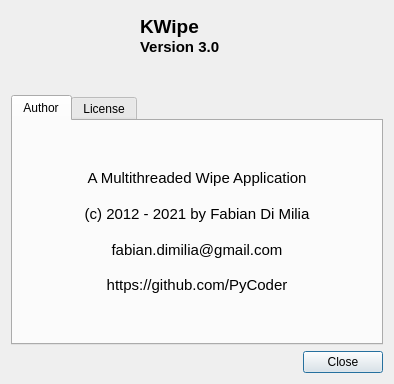
Before: the Qt Designer form share/kwipe/Ui/about.ui in PyCoder/KWipe, drawn with Qt 5.
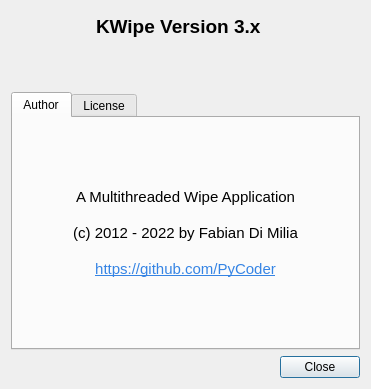
After: the same form once the commit is applied. Icons and pictures are not drawn.

```diff
--- a/share/kwipe/Ui/about.ui
+++ b/share/kwipe/Ui/about.ui
@@ -6,8 +6,8 @@
    <rect>
     <x>0</x>
     <y>0</y>
-    <width>394</width>
-    <height>384</height>
+    <width>371</width>
+    <height>389</height>
    </rect>
   </property>
   <property name="sizePolicy">
@@ -16,18 +16,6 @@
     <verstretch>0</verstretch>
    </sizepolicy>
   </property>
-  <property name="minimumSize">
-   <size>
-    <width>394</width>
-    <height>384</height>
-   </size>
-  </property>
-  <property name="maximumSize">
-   <size>
-    <width>394</width>
-    <height>384</height>
-   </size>
-  </property>
   <property name="contextMenuPolicy">
    <enum>Qt::DefaultContextMenu</enum>
   </property>
@@ -40,14 +28,16 @@
   </property>
   <layout class="QVBoxLayout" name="verticalLayout_3">
    <item>
+    <layout class="QVBoxLayout" name="verticalLayout_2">
+     <item>
     <layout class="QHBoxLayout" name="horizontalLayout">
-     <property name="spacing">
-      <number>50</number>
-     </property>
      <item>
       <widget class="QLabel" name="label">
+         <property name="enabled">
+          <bool>true</bool>
+         </property>
        <property name="sizePolicy">
-        <sizepolicy hsizetype="Preferred" vsizetype="Preferred">
+          <sizepolicy hsizetype="Minimum" vsizetype="Preferred">
          <horstretch>0</horstretch>
          <verstretch>0</verstretch>
         </sizepolicy>
@@ -61,7 +51,7 @@
        <property name="maximumSize">
         <size>
          <width>75</width>
-         <height>16777215</height>
+           <height>75</height>
         </size>
        </property>
        <property name="text">
@@ -80,6 +70,18 @@
        <property name="enabled">
         <bool>true</bool>
        </property>
+         <property name="sizePolicy">
+          <sizepolicy hsizetype="Preferred" vsizetype="Preferred">
+           <horstretch>0</horstretch>
+           <verstretch>0</verstretch>
+          </sizepolicy>
+         </property>
+         <property name="maximumSize">
+          <size>
+           <width>16777215</width>
+           <height>75</height>
+          </size>
+         </property>
        <property name="palette">
         <palette>
          <active>
@@ -125,8 +127,7 @@
 &lt;html&gt;&lt;head&gt;&lt;meta name=&quot;qrichtext&quot; content=&quot;1&quot; /&gt;&lt;style type=&quot;text/css&quot;&gt;
 p, li { white-space: pre-wrap; }
 &lt;/style&gt;&lt;/head&gt;&lt;body style=&quot; font-family:'DejaVu Sans'; font-size:12pt; font-weight:400; font-style:normal;&quot;&gt;
-&lt;p style=&quot; margin-top:0px; margin-bottom:0px; margin-left:0px; margin-right:0px; -qt-block-indent:0; text-indent:0px;&quot;&gt;&lt;span style=&quot; font-family:'Sans Serif'; font-size:14pt; font-weight:600;&quot;&gt;KWipe&lt;/span&gt;&lt;/p&gt;
-&lt;p style=&quot; margin-top:0px; margin-bottom:0px; margin-left:0px; margin-right:0px; -qt-block-indent:0; text-indent:0px;&quot;&gt;&lt;span style=&quot; font-family:'Sans Serif'; font-size:11pt; font-weight:600;&quot;&gt;Version 3.0&lt;/span&gt;&lt;/p&gt;&lt;/body&gt;&lt;/html&gt;</string>
+&lt;p style=&quot; margin-top:0px; margin-bottom:0px; margin-left:0px; margin-right:0px; -qt-block-indent:0; text-indent:0px;&quot;&gt;&lt;span style=&quot; font-family:'Sans Serif'; font-size:14pt; font-weight:600;&quot;&gt;KWipe Version 3.x&lt;/span&gt;&lt;/p&gt;&lt;/body&gt;&lt;/html&gt;</string>
        </property>
       </widget>
      </item>
@@ -149,6 +150,9 @@
      <property name="mouseTracking">
       <bool>false</bool>
      </property>
+       <property name="tabShape">
+        <enum>QTabWidget::Rounded</enum>
+       </property>
      <property name="currentIndex">
       <number>0</number>
      </property>
@@ -156,19 +160,7 @@
       <attribute name="title">
        <string>Author</string>
       </attribute>
-      <layout class="QVBoxLayout" name="verticalLayout_2">
-       <property name="leftMargin">
-        <number>0</number>
-       </property>
-       <property name="topMargin">
-        <number>0</number>
-       </property>
-       <property name="rightMargin">
-        <number>0</number>
-       </property>
-       <property name="bottomMargin">
-        <number>0</number>
-       </property>
+        <layout class="QVBoxLayout" name="verticalLayout_4">
        <item>
         <widget class="QLabel" name="label_2">
          <property name="text">
@@ -178,9 +170,8 @@
 &lt;/style&gt;&lt;/head&gt;&lt;body style=&quot; font-family:'DejaVu Sans'; font-size:12pt; font-weight:400; font-style:normal;&quot;&gt;
 &lt;p align=&quot;center&quot; style=&quot; margin-top:0px; margin-bottom:0px; margin-left:0px; margin-right:0px; -qt-block-indent:0; text-indent:0px;&quot;&gt;&lt;span style=&quot; font-family:'Sans Serif'; font-size:11pt;&quot;&gt;A Multithreaded Wipe Application&lt;/span&gt;&lt;/p&gt;
 &lt;p align=&quot;center&quot; style=&quot;-qt-paragraph-type:empty; margin-top:0px; margin-bottom:0px; margin-left:0px; margin-right:0px; -qt-block-indent:0; text-indent:0px; font-family:'Sans Serif'; font-size:11pt;&quot;&gt;&lt;br /&gt;&lt;/p&gt;
-&lt;p align=&quot;center&quot; style=&quot; margin-top:0px; margin-bottom:0px; margin-left:0px; margin-right:0px; -qt-block-indent:0; text-indent:0px;&quot;&gt;&lt;span style=&quot; font-family:'Sans Serif'; font-size:11pt;&quot;&gt;(c) 2012 - 2021 by Fabian Di Milia&lt;/span&gt;&lt;/p&gt;
-&lt;p align=&quot;center&quot; style=&quot;-qt-paragraph-type:empty; margin-top:0px; margin-bottom:0px; margin-left:0px; margin-right:0px; -qt-block-indent:0; text-indent:0px; font-family:'Sans Serif'; font-size:11pt;&quot;&gt;&lt;br /&gt;&lt;/p&gt;
-&lt;p align=&quot;center&quot; style=&quot; margin-top:0px; margin-bottom:0px; margin-left:0px; margin-right:0px; -qt-block-indent:0; text-indent:0px;&quot;&gt;&lt;span style=&quot; font-family:'Sans Serif'; font-size:11pt;&quot;&gt;fabian.dimilia@gmail.com&lt;br /&gt;&lt;br /&gt;https://github.com/PyCoder&lt;/span&gt;&lt;/p&gt;&lt;/body&gt;&lt;/html&gt;</string>
+&lt;p align=&quot;center&quot; style=&quot; margin-top:0px; margin-bottom:0px; margin-left:0px; margin-right:0px; -qt-block-indent:0; text-indent:0px;&quot;&gt;&lt;span style=&quot; font-family:'Sans Serif'; font-size:11pt;&quot;&gt;(c) 2012 - 2022 by Fabian Di Milia&lt;/span&gt;&lt;/p&gt;
+&lt;p align=&quot;center&quot; style=&quot; margin-top:0px; margin-bottom:0px; margin-left:0px; margin-right:0px; -qt-block-indent:0; text-indent:0px;&quot;&gt;&lt;span style=&quot; font-family:'Sans Serif'; font-size:11pt;&quot;&gt;&lt;br /&gt;&lt;/span&gt;&lt;a href=&quot;https://github.com/PyCoder&quot;&gt;&lt;span style=&quot; font-size:11pt; text-decoration: underline; color:#3584e4;&quot;&gt;https://github.com/PyCoder&lt;/span&gt;&lt;/a&gt;&lt;/p&gt;&lt;/body&gt;&lt;/html&gt;</string>
          </property>
          <property name="openExternalLinks">
           <bool>true</bool>
@@ -237,6 +228,8 @@
       <set>QDialogButtonBox::Close</set>
      </property>
     </widget>
+     </item>
+    </layout>
    </item>
   </layout>
  </widget>
```
Left out of the diff: 12 changed lines with no effect on the pictures. Lines whose indentation alone changed are shown as unchanged.
